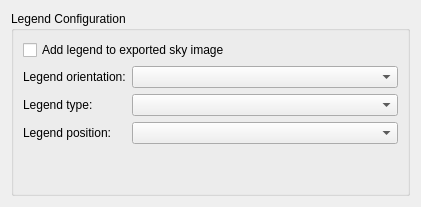
Qt form kstars/dialogs/exportimagedialog.ui (KDE/kstars) before a commit.
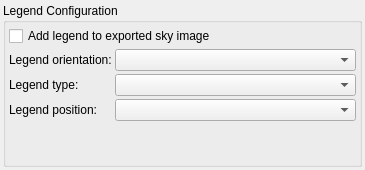
The same form after that commit.

Commit message: Reduce margins

The edit to the form file:
```diff
--- a/kstars/dialogs/exportimagedialog.ui
+++ b/kstars/dialogs/exportimagedialog.ui
@@ -6,17 +6,47 @@
    <rect>
     <x>0</x>
     <y>0</y>
-    <width>421</width>
-    <height>207</height>
+    <width>365</width>
+    <height>170</height>
    </rect>
   </property>
   <layout class="QVBoxLayout" name="verticalLayout">
+   <property name="spacing">
+    <number>3</number>
+   </property>
+   <property name="leftMargin">
+    <number>3</number>
+   </property>
+   <property name="topMargin">
+    <number>3</number>
+   </property>
+   <property name="rightMargin">
+    <number>3</number>
+   </property>
+   <property name="bottomMargin">
+    <number>3</number>
+   </property>
    <item>
     <widget class="QGroupBox" name="legendGroupBox">
      <property name="title">
       <string>Legend Configuration</string>
      </property>
      <layout class="QVBoxLayout" name="verticalLayout_2">
+      <property name="spacing">
+       <number>3</number>
+      </property>
+      <property name="leftMargin">
+       <number>3</number>
+      </property>
+      <property name="topMargin">
+       <number>3</number>
+      </property>
+      <property name="rightMargin">
+       <number>3</number>
+      </property>
+      <property name="bottomMargin">
+       <number>3</number>
+      </property>
       <item>
        <widget class="QCheckBox" name="addLegendCheckBox">
         <property name="text">
@@ -29,6 +59,12 @@
         <property name="fieldGrowthPolicy">
          <enum>QFormLayout::AllNonFixedFieldsGrow</enum>
         </property>
+        <property name="horizontalSpacing">
+         <number>3</number>
+        </property>
+        <property name="verticalSpacing">
+         <number>3</number>
+        </property>
         <item row="0" column="0">
          <widget class="QLabel" name="legendOrientationLabel">
           <property name="text">
@@ -79,13 +115,6 @@
    </item>
   </layout>
  </widget>
- <customwidgets>
-  <customwidget>
-   <class>QComboBox</class>
-   <extends>QComboBox</extends>
-   <header>QComboBox.h</header>
-  </customwidget>
- </customwidgets>
  <resources/>
  <connections/>
 </ui>
```
The commit also changes 1 other file.
